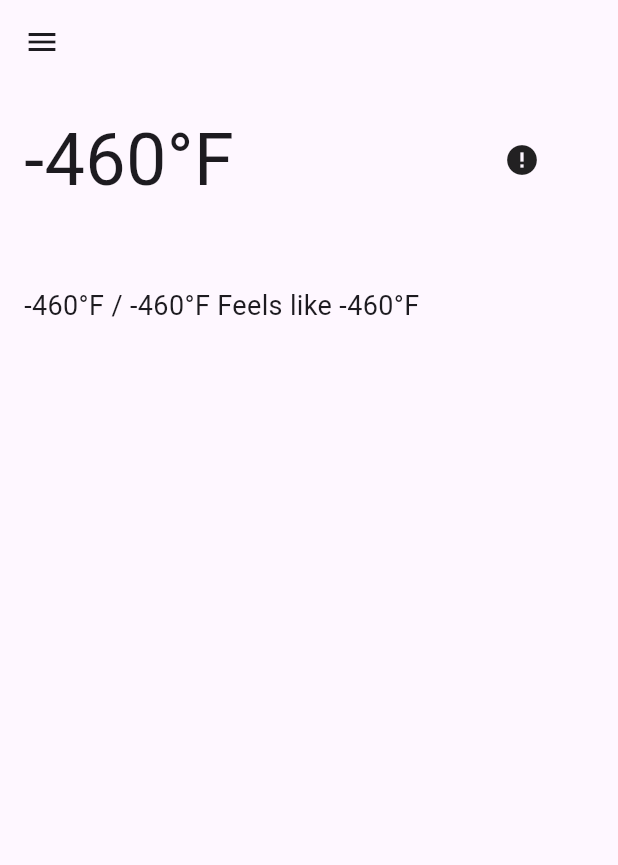
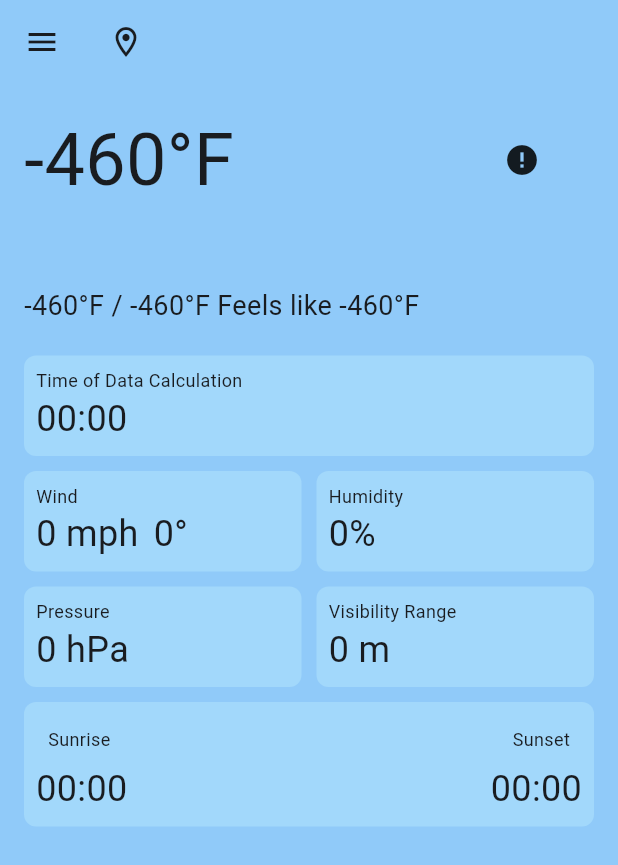
Before and after one commit to jsierradiaz/weather-mobile-app, a Flutter app: the screen it shows after launch, on a phone screen of 412 x 824 dp. Shown: the top 865 px of the screen. Run offline on Flutter 3.47's test engine with Material 3 defaults, Android fonts, the phone set to English and light mode, and no system bars; our stand-ins replace flutter_dotenv, location; network calls fail.

Commit message:
Finished Weather Data UI Elements.

```diff
--- a/lib/main.dart
+++ b/lib/main.dart
@@ -2,6 +2,18 @@ import 'package:flutter/material.dart';
 import 'package:flutter_dotenv/flutter_dotenv.dart';
 
 import 'package:weather_mobile_app/screens/weather.dart';
+
+final theme = ThemeData(
+  useMaterial3: true,
+  colorScheme: ColorScheme.fromSeed(
+    brightness: Brightness.light,
+    seedColor: Colors.blue,
+    primary: Colors.blue[200],
+    // primary: Colors.yellow[200],
+    //primary: const Color.fromARGB(255, 236, 160, 47),
+    secondary: Colors.lightBlue[100],
+  ),
+);
 
 Future<void> main() async {
   await dotenv.load(fileName: ".env");
@@ -16,10 +28,7 @@ class MyApp extends StatelessWidget {
   Widget build(BuildContext context) {
     return MaterialApp(
       title: 'Flutter Demo',
-      theme: ThemeData(
-        colorScheme: ColorScheme.fromSeed(seedColor: Colors.deepPurple),
-        useMaterial3: true,
-      ),
+      theme: theme,
       home: const Weather(),
     );
   }
--- a/lib/models/weather_data.dart
+++ b/lib/models/weather_data.dart
@@ -6,6 +6,14 @@ class WeatherData {
   double maxTemperature;
   final String weatherDescription;
   final String icon;
+  final int sunrise;
+  final int sunset;
+  final int humidity;
+  final double windSpeed;
+  final int windDirection;
+  final int pressure;
+  final int visibility;
+  final int time;
 
   WeatherData({
     required this.cityName,
@@ -15,6 +23,14 @@ class WeatherData {
     required this.maxTemperature,
     required this.weatherDescription,
     required this.icon,
+    required this.sunrise,
+    required this.sunset,
+    required this.humidity,
+    required this.windSpeed,
+    required this.windDirection,
+    required this.pressure,
+    required this.visibility,
+    required this.time,
   });
 
   factory WeatherData.fromJson(Map<String, dynamic> json) {
@@ -26,6 +42,14 @@ class WeatherData {
       maxTemperature: json['main']['temp_max'],
       weatherDescription: json['weather'][0]['description'],
       icon: json['weather'][0]['icon'],
+      sunrise: json['sys']['sunrise'],
+      sunset: json['sys']['sunset'],
+      humidity: json['main']['humidity'],
+      windSpeed: json['wind']['speed'],
+      windDirection: json['wind']['deg'],
+      pressure: json['main']['pressure'],
+      visibility: json['visibility'],
+      time: json['dt'],
     );
   }
 }
--- a/lib/screens/weather.dart
+++ b/lib/screens/weather.dart
@@ -5,6 +5,8 @@ import 'package:weather_mobile_app/services/location_service.dart';
 import 'package:weather_mobile_app/services/secrets.dart';
 import 'package:weather_mobile_app/services/weather_service.dart';
 import 'package:weather_mobile_app/widgets/current_weather.dart';
+import 'package:weather_mobile_app/widgets/sunrise.dart';
+import 'package:weather_mobile_app/widgets/weather_details.dart';
 
 class Weather extends StatefulWidget {
   const Weather({Key? key}) : super(key: key);
@@ -25,6 +27,14 @@ class _WeatherState extends State<Weather> {
     maxTemperature: 0,
     weatherDescription: '',
     icon: '',
+    sunrise: 0,
+    sunset: 0,
+    humidity: 0,
+    windSpeed: 0,
+    windDirection: 0,
+    pressure: 0,
+    visibility: 0,
+    time: 0,
   );
 
   @override
@@ -50,12 +60,19 @@ class _WeatherState extends State<Weather> {
   @override
   Widget build(BuildContext context) {
     return Scaffold(
+      backgroundColor: Theme.of(context).colorScheme.primary,
       appBar: AppBar(
-        title: Text(
-          weatherData.cityName,
-          style: const TextStyle(
-            fontSize: 24,
-          ),
+        backgroundColor: Theme.of(context).colorScheme.primary,
+        title: Row(
+          children: [
+            Text(
+              weatherData.cityName,
+              style: const TextStyle(
+                fontSize: 24,
+              ),
+            ),
+            const Icon(Icons.location_on_outlined),
+          ],
         ),
         leading: IconButton(
           icon: const Icon(Icons.menu),
@@ -69,6 +86,8 @@ class _WeatherState extends State<Weather> {
             crossAxisAlignment: CrossAxisAlignment.start,
             children: <Widget>[
               CurrentWeather(weather: weatherData),
+              const SizedBox(height: 20),
+              WeatherDetails(weatherData: weatherData),
             ],
           ),
         ),
--- /dev/null
+++ b/lib/widgets/Pressure.dart
@@ -0,0 +1,53 @@
+import 'package:flutter/material.dart';
+
+class Pressure extends StatelessWidget {
+  final int pressure;
+  const Pressure({Key? key, required this.pressure}) : super(key: key);
+
+  @override
+  Widget build(BuildContext context) {
+    return Expanded(
+      child: SizedBox(
+        //width: 150,
+        child: InkWell(
+          onTap: () {},
+          splashColor: Theme.of(context).colorScheme.primary,
+          borderRadius: BorderRadius.circular(8),
+          child: Ink(
+            decoration: BoxDecoration(
+              color: Theme.of(context).colorScheme.secondary.withOpacity(0.5),
+              borderRadius: BorderRadius.circular(8),
+            ),
+            child: Padding(
+              padding: const EdgeInsets.all(8.0),
+              child: Column(
+                children: [
+                  const Row(
+                    children: [
+                      Text(
+                        'Pressure',
+                        style: TextStyle(
+                          fontSize: 12,
+                        ),
+                      ),
+                    ],
+                  ),
+                  Row(
+                    children: [
+                      Text(
+                        '${pressure} hPa',
+                        style: const TextStyle(
+                          fontSize: 24,
+                        ),
+                      ),
+                    ],
+                  ),
+                ],
+              ),
+            ),
+          ),
+        ),
+      ),
+    );
+  }
+}
--- a/lib/widgets/current_weather.dart
+++ b/lib/widgets/current_weather.dart
@@ -19,7 +19,10 @@ class CurrentWeather extends StatelessWidget {
     weather.maxTemperature =
         (weather.maxTemperature * 9 / 5 - 459.67).round().toDouble();
 
-    return Column(
+    return InkWell(
+      onTap: () {},
+      splashColor: Theme.of(context).colorScheme.primary,
+      child: Column(
         crossAxisAlignment: CrossAxisAlignment.start,
         children: <Widget>[
           Row(
@@ -77,6 +80,7 @@ class CurrentWeather extends StatelessWidget {
             ),
           ),
         ],
+      ),
     );
   }
 }
--- /dev/null
+++ b/lib/widgets/humidity.dart
@@ -0,0 +1,53 @@
+import 'package:flutter/material.dart';
+
+class Humidity extends StatelessWidget {
+  final int humidity;
+  const Humidity({Key? key, required this.humidity}) : super(key: key);
+
+  @override
+  Widget build(BuildContext context) {
+    return Expanded(
+      child: SizedBox(
+        //width: 150,
+        child: InkWell(
+          onTap: () {},
+          splashColor: Theme.of(context).colorScheme.primary,
+          borderRadius: BorderRadius.circular(8),
+          child: Ink(
+            decoration: BoxDecoration(
+              color: Theme.of(context).colorScheme.secondary.withOpacity(0.5),
+              borderRadius: BorderRadius.circular(8),
+            ),
+            child: Padding(
+              padding: const EdgeInsets.all(8.0),
+              child: Column(
+                children: [
+                  const Row(
+                    children: [
+                      Text(
+                        'Humidity',
+                        style: TextStyle(
+                          fontSize: 12,
+                        ),
+                      ),
+                    ],
+                  ),
+                  Row(
+                    children: [
+                      Text(
+                        '${humidity.toStringAsFixed(0)}%',
+                        style: const TextStyle(
+                          fontSize: 24,
+                        ),
+                      ),
+                    ],
+                  ),
+                ],
+              ),
+            ),
+          ),
+        ),
+      ),
+    );
+  }
+}
--- /dev/null
+++ b/lib/widgets/sunrise.dart
@@ -0,0 +1,79 @@
+import 'package:flutter/material.dart';
+
+class Sunrise extends StatelessWidget {
+  final int sunrise;
+  final int sunset;
+
+  const Sunrise({super.key, required this.sunrise, required this.sunset});
+
+  @override
+  Widget build(BuildContext context) {
+    var sunriseTime = DateTime.fromMillisecondsSinceEpoch(sunrise * 1000)
+        .toLocal()
+        .toString()
+        .substring(11, 16);
+    var sunsetTime = DateTime.fromMillisecondsSinceEpoch(sunset * 1000)
+        .toLocal()
+        .toString()
+        .substring(11, 16);
+
+    return InkWell(
+      onTap: () {},
+      splashColor: Theme.of(context).colorScheme.primary,
+      borderRadius: BorderRadius.circular(8),
+      child: Ink(
+        decoration: BoxDecoration(
+          color: Theme.of(context).colorScheme.secondary.withOpacity(0.5),
+          borderRadius: BorderRadius.circular(8),
+        ),
+        child: Padding(
+          padding: const EdgeInsets.all(8.0),
+          child: Column(
+            children: [
+              const Row(
+                children: [
+                  Padding(
+                    padding: EdgeInsets.all(8.0),
+                    child: Text(
+                      'Sunrise',
+                      style: TextStyle(
+                        fontSize: 12,
+                      ),
+                    ),
+                  ),
+                  Expanded(child: SizedBox(width: 10)),
+                  Padding(
+                    padding: EdgeInsets.all(8.0),
+                    child: Text(
+                      'Sunset',
+                      style: TextStyle(
+                        fontSize: 12,
+                      ),
+                    ),
+                  ),
+                ],
+              ),
+              Row(
+                children: [
+                  Text(
+                    sunriseTime,
+                    style: const TextStyle(
+                      fontSize: 24,
+                    ),
+                  ),
+                  const Expanded(child: SizedBox(width: 10)),
+                  Text(
+                    sunsetTime,
+                    style: const TextStyle(
+                      fontSize: 24,
+                    ),
+                  ),
+                ],
+              ),
+            ],
+          ),
+        ),
+      ),
+    );
+  }
+}
--- /dev/null
+++ b/lib/widgets/visibility.dart
@@ -0,0 +1,54 @@
+import 'package:flutter/material.dart';
+
+class VisibilityRange extends StatelessWidget {
+  final int visibility;
+
+  const VisibilityRange({Key? key, required this.visibility}) : super(key: key);
+
+  @override
+  Widget build(BuildContext context) {
+    return Expanded(
+      child: SizedBox(
+        //width: 150,
+        child: InkWell(
+          onTap: () {},
+          splashColor: Theme.of(context).colorScheme.primary,
+          borderRadius: BorderRadius.circular(8),
+          child: Ink(
+            decoration: BoxDecoration(
+              color: Theme.of(context).colorScheme.secondary.withOpacity(0.5),
+              borderRadius: BorderRadius.circular(8),
+            ),
+            child: Padding(
+              padding: const EdgeInsets.all(8.0),
+              child: Column(
+                children: [
+                  const Row(
+                    children: [
+                      Text(
+                        'Visibility Range',
+                        style: TextStyle(
+                          fontSize: 12,
+                        ),
+                      ),
+                    ],
+                  ),
+                  Row(
+                    children: [
+                      Text(
+                        '$visibility m',
+                        style: const TextStyle(
+                          fontSize: 24,
+                        ),
+                      ),
+                    ],
+                  ),
+                ],
+              ),
+            ),
+          ),
+        ),
+      ),
+    );
+  }
+}
--- /dev/null
+++ b/lib/widgets/weather_data_calc.dart
@@ -0,0 +1,49 @@
+import 'package:flutter/material.dart';
+
+class WeatherDataCalc extends StatelessWidget {
+  const WeatherDataCalc({super.key, required this.time});
+
+  final int time;
+
+  @override
+  Widget build(BuildContext context) {
+    return InkWell(
+      onTap: () {},
+      splashColor: Theme.of(context).colorScheme.primary,
+      borderRadius: BorderRadius.circular(8),
+      child: Ink(
+        decoration: BoxDecoration(
+          color: Theme.of(context).colorScheme.secondary.withOpacity(0.5),
+          borderRadius: BorderRadius.circular(8),
+        ),
+        child: Padding(
+          padding: const EdgeInsets.all(8.0),
+          child: Column(
+            children: [
+              const Row(
+                children: [
+                  Text(
+                    'Time of Data Calculation',
+                    style: TextStyle(
+                      fontSize: 12,
+                    ),
+                  ),
+                ],
+              ),
+              Row(
+                children: [
+                  Text(
+                    '${DateTime.fromMillisecondsSinceEpoch(time * 1000).toLocal().toString().substring(11, 16)}',
+                    style: const TextStyle(
+                      fontSize: 24,
+                    ),
+                  ),
+                ],
+              ),
+            ],
+          ),
+        ),
+      ),
+    );
+  }
+}
--- /dev/null
+++ b/lib/widgets/weather_details.dart
@@ -0,0 +1,48 @@
+import 'package:flutter/material.dart';
+import 'package:weather_mobile_app/models/weather_data.dart';
+import 'package:weather_mobile_app/widgets/Pressure.dart';
+import 'package:weather_mobile_app/widgets/humidity.dart';
+import 'package:weather_mobile_app/widgets/sunrise.dart';
+import 'package:weather_mobile_app/widgets/visibility.dart';
+import 'package:weather_mobile_app/widgets/weather_data_calc.dart';
+import 'package:weather_mobile_app/widgets/wind.dart';
+
+class WeatherDetails extends StatelessWidget {
+  const WeatherDetails({
+    super.key,
+    required this.weatherData,
+  });
+
+  final WeatherData weatherData;
+
+  @override
+  Widget build(BuildContext context) {
+    return Column(
+      children: [
+        WeatherDataCalc(
+          time: weatherData.time,
+        ),
+        const SizedBox(height: 10),
+        Row(
+          children: [
+            Wind(
+                speed: weatherData.windSpeed,
+                degree: weatherData.windDirection),
+            const SizedBox(width: 10),
+            Humidity(humidity: weatherData.humidity),
+          ],
+        ),
+        const SizedBox(height: 10),
+        Row(
+          children: [
+            Pressure(pressure: weatherData.pressure),
+            const SizedBox(width: 10),
+            VisibilityRange(visibility: weatherData.visibility),
+          ],
+        ),
+        const SizedBox(height: 10),
+        Sunrise(sunrise: weatherData.sunrise, sunset: weatherData.sunset),
+      ],
+    );
+  }
+}
--- /dev/null
+++ b/lib/widgets/wind.dart
@@ -0,0 +1,62 @@
+import 'package:flutter/material.dart';
+
+class Wind extends StatelessWidget {
+  final double speed;
+  final int degree;
+
+  const Wind({Key? key, required this.speed, required this.degree})
+      : super(key: key);
+
+  @override
+  Widget build(BuildContext context) {
+    return Expanded(
+      child: SizedBox(
+        child: InkWell(
+          onTap: () {},
+          splashColor: Theme.of(context).colorScheme.primary,
+          borderRadius: BorderRadius.circular(8),
+          child: Ink(
+            decoration: BoxDecoration(
+              color: Theme.of(context).colorScheme.secondary.withOpacity(0.5),
+              borderRadius: BorderRadius.circular(8),
+            ),
+            child: Padding(
+              padding: const EdgeInsets.all(8.0),
+              child: Column(
+                children: [
+                  const Row(
+                    children: [
+                      Text(
+                        'Wind',
+                        style: TextStyle(
+                          fontSize: 12,
+                        ),
+                      ),
+                    ],
+                  ),
+                  Row(
+                    children: [
+                      Text(
+                        '${speed.toStringAsFixed(0)} mph',
+                        style: const TextStyle(
+                          fontSize: 24,
+                        ),
+                      ),
+                      const SizedBox(width: 10),
+                      Text(
+                        '${degree.toString()}°',
+                        style: const TextStyle(
+                          fontSize: 24,
+                        ),
+                      ),
+                    ],
+                  ),
+                ],
+              ),
+            ),
+          ),
+        ),
+      ),
+    );
+  }
+}
```
Lines whose indentation alone changed are shown as unchanged.
